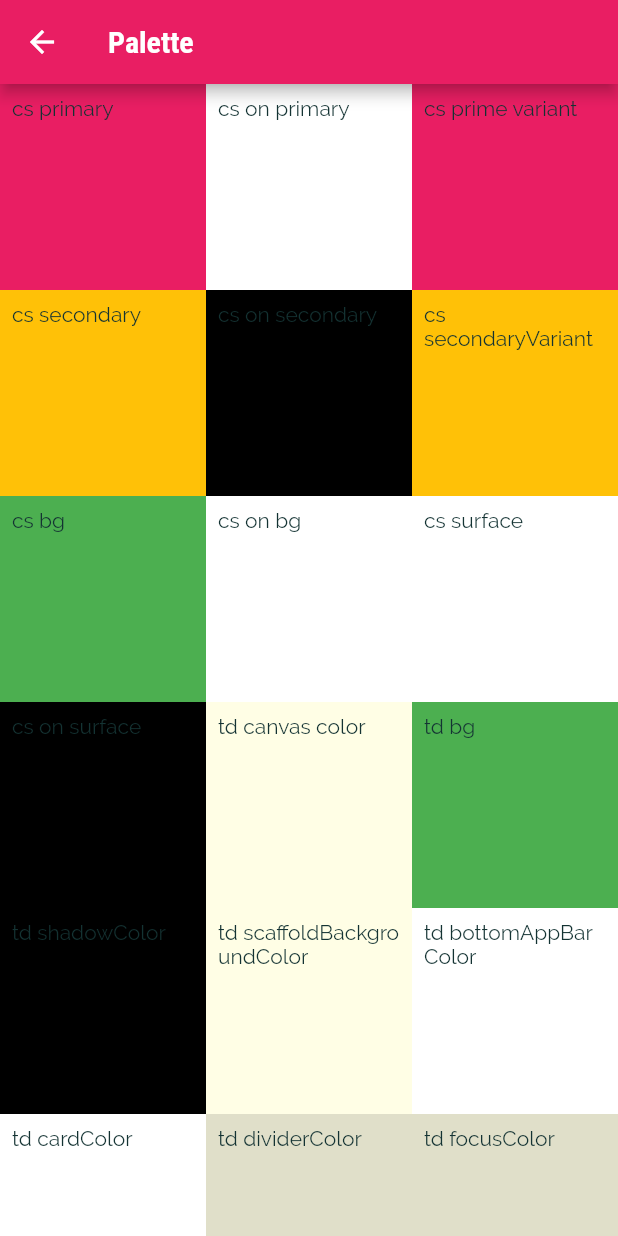
After one commit to mauvecrow/meals_app, a Flutter app: the screen it shows after launch, after a tap on the "palette" icon, on a phone screen of 412 x 824 dp. The commit adds this screen. Run offline on Flutter 3.47's test engine with Material 2 defaults, Android fonts, the phone set to English and light mode, and no system bars.

Commit message:
Add ColorPalette widget - used for tesing to check current colors across theme data properties

```diff
--- a/lib/main.dart
+++ b/lib/main.dart
@@ -19,6 +19,7 @@ class MyApp extends StatelessWidget {
         colorScheme: ColorScheme.fromSwatch(
           primarySwatch: Colors.pink,
           accentColor: Colors.amber,
+          backgroundColor: Colors.green,
         ),
         fontFamily: 'Raleway',
         textTheme: ThemeData.light().textTheme.copyWith(
--- a/lib/screens/categories_screen.dart
+++ b/lib/screens/categories_screen.dart
@@ -1,4 +1,5 @@
 import 'package:flutter/material.dart';
+import 'package:meals_app/widgets/color_palette.dart';
 
 import '../dummy_data.dart';
 import '../widgets/category_item.dart';
@@ -11,6 +12,15 @@ class CategoriesScreen extends StatelessWidget {
     return Scaffold(
       appBar: AppBar(
         title: const Text('DeliMeal'),
+        actions: [
+          IconButton(
+            icon: const Icon(Icons.palette),
+            onPressed: () {
+              Navigator.of(context).push(
+                  MaterialPageRoute(builder: (ctx) => const ColorPalette()));
+            },
+          )
+        ],
       ),
       body: GridView(
         padding: const EdgeInsets.all(25),
--- /dev/null
+++ b/lib/widgets/color_palette.dart
@@ -0,0 +1,60 @@
+import 'package:flutter/material.dart';
+
+class ColorPalette extends StatelessWidget {
+  const ColorPalette({Key? key}) : super(key: key);
+
+  Widget buildContainer(String text, Color color) {
+    return Container(
+      padding: const EdgeInsets.all(8),
+      child: Text(text),
+      color: color,
+    );
+  }
+
+  @override
+  Widget build(BuildContext context) {
+    var td = Theme.of(context);
+    return Scaffold(
+      appBar: AppBar(
+        title: const Text('Palette'),
+      ),
+      body: GridView.count(
+        crossAxisCount: 3,
+        children: [
+          buildContainer('cs primary', td.colorScheme.primary),
+          buildContainer('cs on primary', td.colorScheme.onPrimary),
+          buildContainer('cs prime variant', td.colorScheme.primaryVariant),
+          buildContainer('cs secondary', td.colorScheme.secondary),
+          buildContainer('cs on secondary', td.colorScheme.onSecondary),
+          buildContainer(
+              'cs secondaryVariant', td.colorScheme.secondaryVariant),
+          buildContainer('cs bg', td.colorScheme.background),
+          buildContainer('cs on bg', td.colorScheme.onBackground),
+          buildContainer('cs surface', td.colorScheme.surface),
+          buildContainer('cs on surface', td.colorScheme.onSurface),
+          buildContainer('td canvas color', td.canvasColor),
+          buildContainer('td bg', td.backgroundColor),
+          buildContainer('td shadowColor', td.shadowColor),
+          buildContainer(
+              'td scaffoldBackgroundColor', td.scaffoldBackgroundColor),
+          buildContainer('td bottomAppBarColor', td.bottomAppBarColor),
+          buildContainer('td cardColor', td.cardColor),
+          buildContainer('td dividerColor', td.dividerColor),
+          buildContainer('td focusColor', td.focusColor),
+          buildContainer('td hoverColor', td.hoverColor),
+          buildContainer('td highlightColor', td.highlightColor),
+          buildContainer('td splashColor', td.splashColor),
+          buildContainer('td selectedRowColor', td.selectedRowColor),
+          buildContainer('td unselectedWidgetColor', td.unselectedWidgetColor),
+          buildContainer('td disabledColor', td.disabledColor),
+          buildContainer('td secondaryHeaderColor', td.secondaryHeaderColor),
+          buildContainer('td dialogBackgroundColor', td.dialogBackgroundColor),
+          buildContainer('td indicatorColor', td.indicatorColor),
+          buildContainer('td hintColor', td.hintColor),
+          buildContainer('td errorColor', td.errorColor),
+          buildContainer('td toggleableActiveColor', td.toggleableActiveColor),
+        ],
+      ),
+    );
+  }
+}
```
